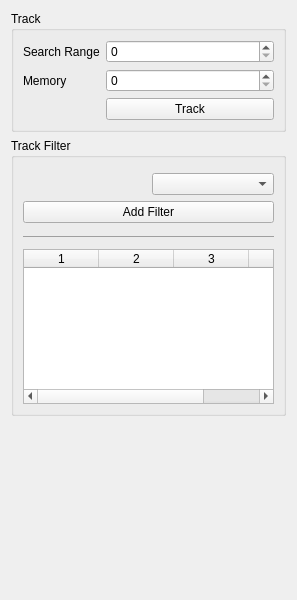
The window that src/napari_intensity_step_detection/ui/tracking_widget.ui (zeroth/napari-intensity-step-detection) describes before a commit, drawn with Qt 5.
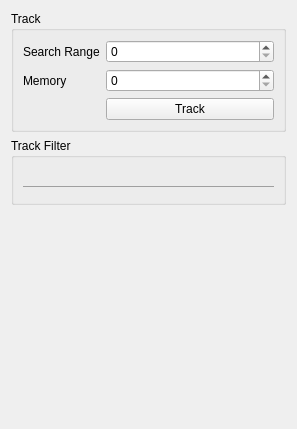
The same window after the commit. Custom widgets are drawn as their Qt base class.

Commit message: New filter widget added

Patch:
```diff
--- a/src/napari_intensity_step_detection/ui/tracking_widget.ui
+++ b/src/napari_intensity_step_detection/ui/tracking_widget.ui
@@ -7,7 +7,7 @@
     <x>0</x>
     <y>0</y>
     <width>297</width>
-    <height>600</height>
+    <height>429</height>
    </rect>
   </property>
   <property name="windowTitle">
@@ -89,18 +89,8 @@
           <item>
            <widget class="HRangeSlider" name="slFilter" native="true"/>
           </item>
-          <item>
-           <widget class="QComboBox" name="cbProperties"/>
-          </item>
          </layout>
         </item>
-        <item>
-         <widget class="QPushButton" name="btnAddFilter">
-          <property name="text">
-           <string>Add Filter</string>
-          </property>
-         </widget>
-        </item>
        </layout>
       </item>
       <item>
@@ -116,23 +106,6 @@
         </property>
        </widget>
       </item>
-      <item>
-       <widget class="QTableWidget" name="filterTable">
-        <property name="columnCount">
-         <number>4</number>
-        </property>
-        <attribute name="horizontalHeaderMinimumSectionSize">
-         <number>10</number>
-        </attribute>
-        <attribute name="horizontalHeaderDefaultSectionSize">
-         <number>75</number>
-        </attribute>
-        <column/>
-        <column/>
-        <column/>
-        <column/>
-       </widget>
-      </item>
      </layout>
     </widget>
    </item>
```
The commit also changes 9 other files.
